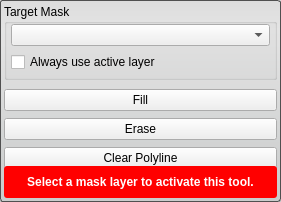
Before: the Qt Designer form src/Interface/ToolInterface/PolylineToolInterface.ui in jessdtate/Seg3D, drawn with Qt 5.
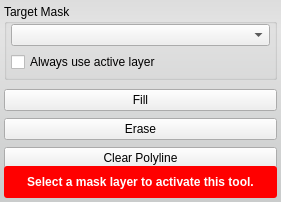
After: the same form once the commit is applied. Custom widgets are drawn as their Qt base class.

```diff
--- a/src/Interface/ToolInterface/PolylineToolInterface.ui
+++ b/src/Interface/ToolInterface/PolylineToolInterface.ui
@@ -34,7 +34,6 @@
   <property name="styleSheet">
    <string notr="true">QWidget#PolylineToolInterface{
 	border-radius: 3px;
-	border: 1px solid rgb(80, 80,80);
 	background-color: qlineargradient(spread:pad, x1:0.5, y1:0, x2:0.5, y2:0.960227, stop:0 rgba(221, 221, 221, 255), stop:0.155779 rgba(228, 228, 228, 255), stop:1 rgba(202, 204, 204, 255));      
 }</string>
   </property>
```
